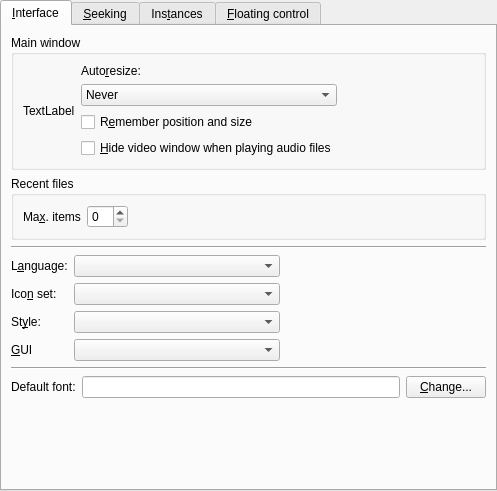
wilbert2000/wzplayer, file src/prefinterface.ui: the form before one commit.
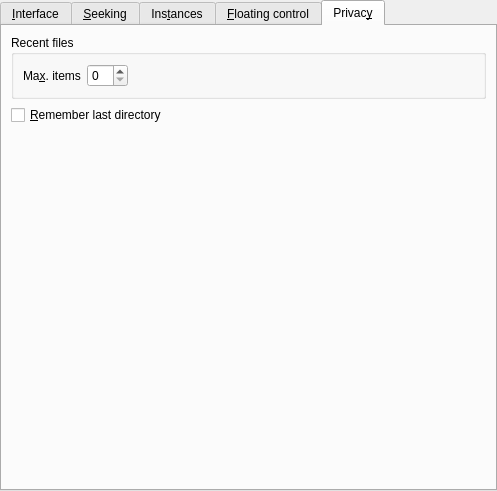
The form after the commit. The open tabs and pages were chosen to show the change. Custom widgets are drawn as their Qt base class.

Commit message: * Add new section "Privacy" in Preferences -> Interface. * Move max. items for recent files to the privacy section. * Add option to remember or not the last directories.

Patch:
```diff
--- a/src/prefinterface.ui
+++ b/src/prefinterface.ui
@@ -127,57 +127,6 @@
          </layout>
         </widget>
        </item>
-       <item>
-        <widget class="QGroupBox" name="groupBox_4">
-         <property name="title">
-          <string>Recent files</string>
-         </property>
-         <layout class="QHBoxLayout">
-          <property name="spacing">
-           <number>6</number>
-          </property>
-          <property name="margin">
-           <number>9</number>
-          </property>
-          <item>
-           <widget class="QLabel" name="textLabel1_15">
-            <property name="text">
-             <string>Ma&amp;x. items</string>
-            </property>
-            <property name="wordWrap">
-             <bool>false</bool>
-            </property>
-            <property name="buddy">
-             <cstring>recents_max_items_spin</cstring>
-            </property>
-           </widget>
-          </item>
-          <item>
-           <widget class="QSpinBox" name="recents_max_items_spin">
-            <property name="minimum">
-             <number>0</number>
-            </property>
-            <property name="maximum">
-             <number>20</number>
-            </property>
-           </widget>
-          </item>
-          <item>
-           <spacer>
-            <property name="orientation">
-             <enum>Qt::Horizontal</enum>
-            </property>
-            <property name="sizeHint" stdset="0">
-             <size>
-              <width>40</width>
-              <height>20</height>
-             </size>
-            </property>
-           </spacer>
-          </item>
-         </layout>
-        </widget>
-       </item>
        <item>
         <widget class="Line" name="line_3">
          <property name="sizePolicy">
@@ -736,6 +685,84 @@
        </item>
       </layout>
      </widget>
+     <widget class="QWidget" name="tab_5">
+      <attribute name="title">
+       <string>Privac&amp;y</string>
+      </attribute>
+      <layout class="QVBoxLayout" name="verticalLayout_2">
+       <item>
+        <widget class="QGroupBox" name="groupBox_4">
+         <property name="title">
+          <string>Recent files</string>
+         </property>
+         <layout class="QHBoxLayout" name="_2">
+          <property name="spacing">
+           <number>6</number>
+          </property>
+          <property name="margin">
+           <number>9</number>
+          </property>
+          <item>
+           <widget class="QLabel" name="textLabel1_15">
+            <property name="text">
+             <string>Ma&amp;x. items</string>
+            </property>
+            <property name="wordWrap">
+             <bool>false</bool>
+            </property>
+            <property name="buddy">
+             <cstring>recents_max_items_spin</cstring>
+            </property>
+           </widget>
+          </item>
+          <item>
+           <widget class="QSpinBox" name="recents_max_items_spin">
+            <property name="minimum">
+             <number>0</number>
+            </property>
+            <property name="maximum">
+             <number>20</number>
+            </property>
+           </widget>
+          </item>
+          <item>
+           <spacer>
+            <property name="orientation">
+             <enum>Qt::Horizontal</enum>
+            </property>
+            <property name="sizeHint" stdset="0">
+             <size>
+              <width>40</width>
+              <height>20</height>
+             </size>
+            </property>
+           </spacer>
+          </item>
+         </layout>
+        </widget>
+       </item>
+       <item>
+        <widget class="QCheckBox" name="save_dirs_check">
+         <property name="text">
+          <string>&amp;Remember last directory</string>
+         </property>
+        </widget>
+       </item>
+       <item>
+        <spacer name="verticalSpacer">
+         <property name="orientation">
+          <enum>Qt::Vertical</enum>
+         </property>
+         <property name="sizeHint" stdset="0">
+          <size>
+           <width>20</width>
+           <height>340</height>
+          </size>
+         </property>
+        </spacer>
+       </item>
+      </layout>
+     </widget>
     </widget>
    </item>
   </layout>
```
Left out of the diff: 2 changed lines with no effect on the pictures. The commit also changes 3 other files.
